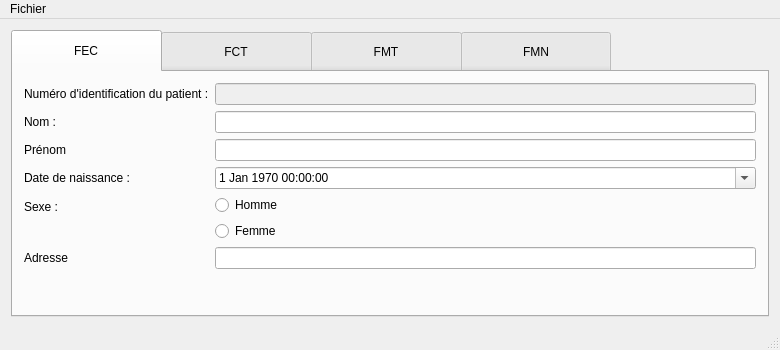
Qt form gui/Viewer/forms/mainwindow.ui (Krozark/Salamandre) before a commit.
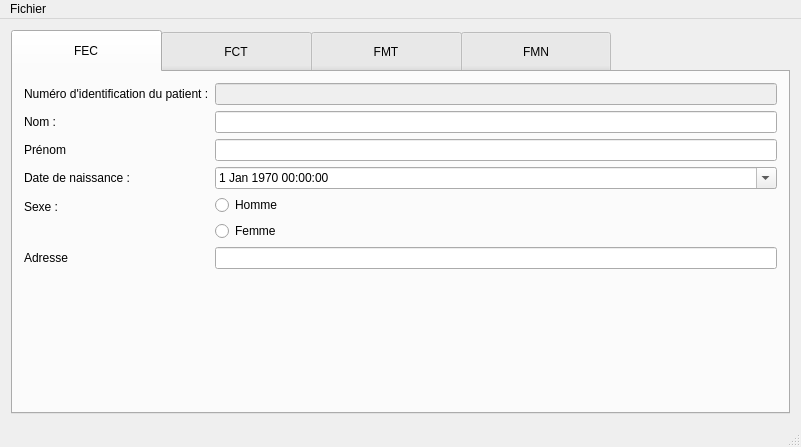
The same form after that commit. Icons and pictures are not drawn.

```diff
--- a/gui/Viewer/forms/mainwindow.ui
+++ b/gui/Viewer/forms/mainwindow.ui
@@ -6,8 +6,8 @@
    <rect>
     <x>0</x>
     <y>0</y>
-    <width>780</width>
-    <height>350</height>
+    <width>801</width>
+    <height>447</height>
    </rect>
   </property>
   <property name="minimumSize">
@@ -392,7 +392,7 @@
     <rect>
      <x>0</x>
      <y>0</y>
-     <width>780</width>
+     <width>801</width>
      <height>25</height>
     </rect>
    </property>
```
Left out of the diff: 9 changed lines with no effect on the pictures.
